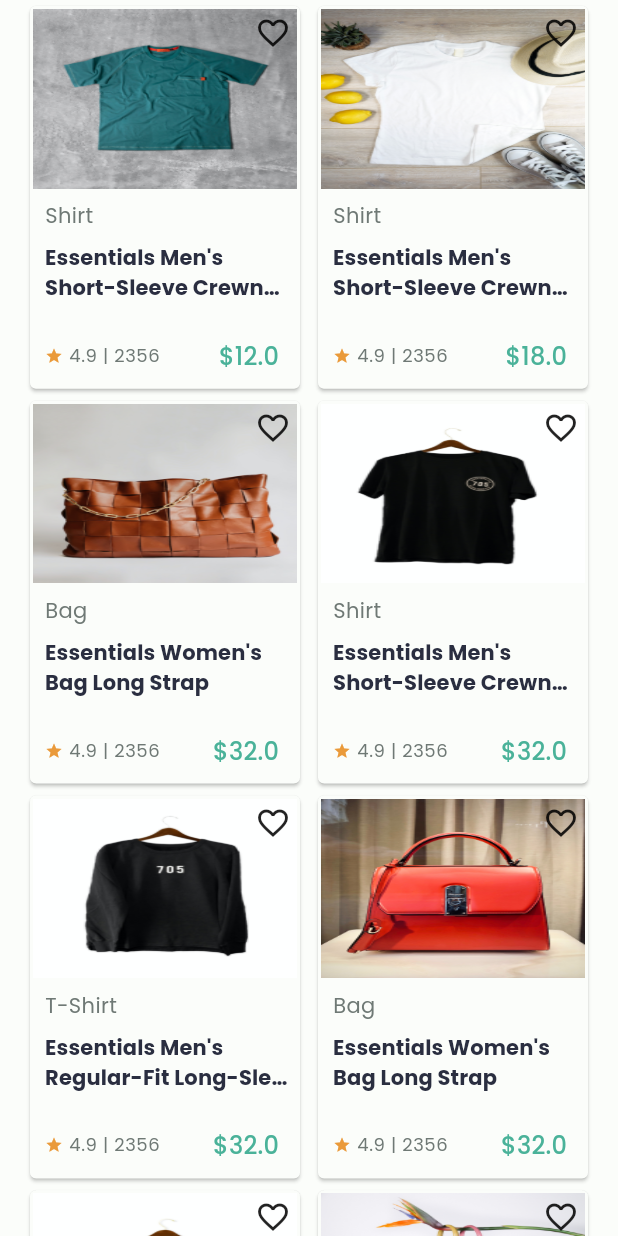
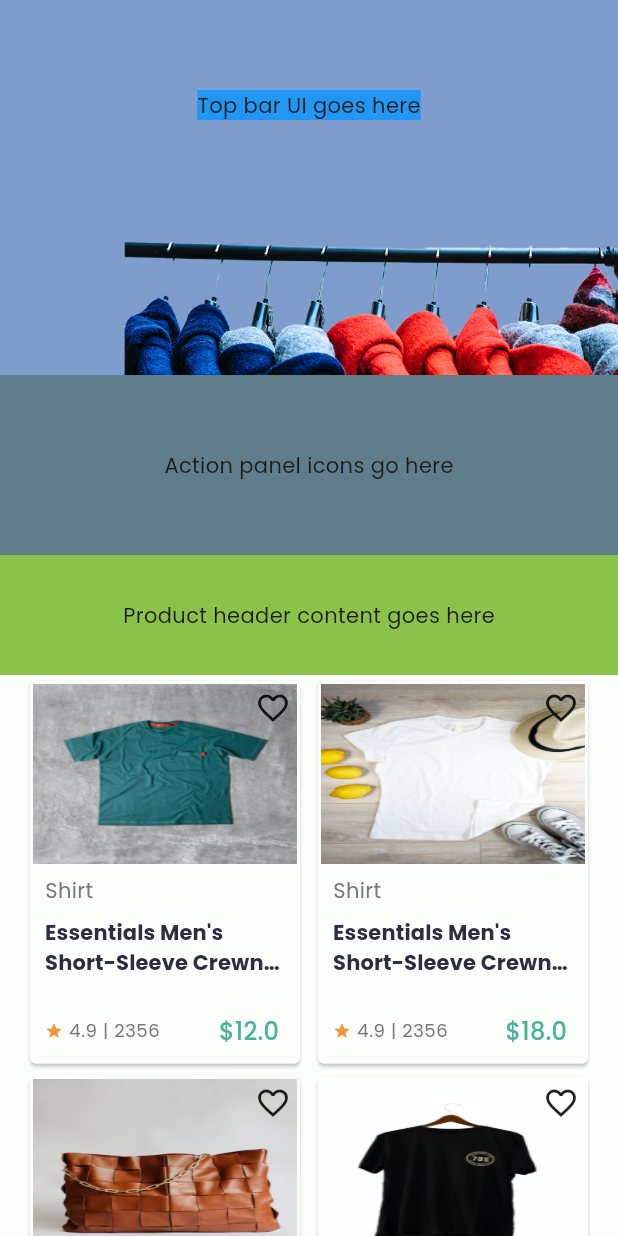
Before and after one commit to doc2dev/tokosmile, a Flutter app: the screen it shows after launch, on a phone screen of 412 x 824 dp. Run offline on Flutter 3.47's test engine with Material 2 defaults, Android fonts, the phone set to English and light mode, and no system bars.

Commit message:
Implement scrolling effects

```diff
--- a/lib/components/product_list.dart
+++ /dev/null
@@ -1,39 +0,0 @@
-import 'package:flutter/cupertino.dart';
-import 'package:tokosmile/components/product_row.dart';
-
-import '../data/data_classes.dart';
-
-class ProductList extends StatelessWidget {
-  final List<Product> products;
-
-  const ProductList({
-    super.key,
-    required this.products,
-  });
-
-  List<List<Product>> getPairs() {
-    var pairs = <List<Product>>[];
-    for (var element in products) {
-      if (pairs.isEmpty) {
-        pairs.add([]);
-      }
-      if (pairs.last.length < 2) {
-        pairs.last.add(element);
-      } else {
-        pairs.add([element]);
-      }
-    }
-    return pairs;
-  }
-
-  @override
-  Widget build(BuildContext context) {
-    var pairs = getPairs();
-    return ListView.builder(
-      itemCount: pairs.length,
-      itemBuilder: (BuildContext context, int index) {
-        return ProductRow(pair: pairs[index]);
-      },
-    );
-  }
-}
--- a/lib/data/data_classes.dart
+++ b/lib/data/data_classes.dart
@@ -21,3 +21,19 @@ class Product {
     required this.category,
   });
 }
+
+class CarouselData {
+  final String hashTag;
+  final String title;
+  final String subtitle;
+  final String imageFile;
+  final String callToAction;
+
+  CarouselData({
+    required this.hashTag,
+    required this.title,
+    required this.subtitle,
+    required this.imageFile,
+    required this.callToAction,
+  });
+}
--- a/lib/data/sample_data.dart
+++ b/lib/data/sample_data.dart
@@ -137,3 +137,20 @@ var sampleProducts = [
     category: "Bag",
   ),
 ];
+
+var sampleCarousel = [
+  CarouselData(
+    hashTag: "#FASHION DAY",
+    title: "80% OFF",
+    subtitle: "Discover fashion that suits to your style",
+    imageFile: "images/carousel_1.png",
+    callToAction: "Check this out",
+  ),
+  CarouselData(
+    hashTag: "#BEAUTYSALE",
+    title: "DISCOVER OUR BEAUTY SELECTION",
+    subtitle: "",
+    imageFile: "images/carousel_2.png",
+    callToAction: "Check this out",
+  ),
+];
--- a/lib/home.dart
+++ b/lib/home.dart
@@ -1,6 +1,10 @@
 import 'package:flutter/material.dart';
-import 'package:tokosmile/components/product_list.dart';
 import 'package:tokosmile/data/sample_data.dart';
+import 'package:tokosmile/ui/carousel/carousel_sliver.dart';
+import 'package:tokosmile/ui/product/product_container.dart';
+import 'package:tokosmile/ui/product/product_header_sliver.dart';
+import 'package:tokosmile/ui/product/product_list.dart';
+import 'package:tokosmile/ui/topbar/topbar.dart';
 
 class MyHomePage extends StatefulWidget {
   const MyHomePage({super.key, required this.title});
@@ -12,12 +16,44 @@ class MyHomePage extends StatefulWidget {
 }
 
 class _MyHomePageState extends State<MyHomePage> {
+  double _scrollProgress = 0.0;
+
+  void _updateScrollProgress(double progress) {
+    setState(() {
+      _scrollProgress = progress;
+    });
+  }
+
   @override
   Widget build(BuildContext context) {
     return Scaffold(
-      body: Container(
-        padding: const EdgeInsets.only(left: 16.0, right: 16.0),
-        child: ProductList(products: sampleProducts),
+      body: Stack(
+        children: [
+          NestedScrollView(
+            headerSliverBuilder: (context, innerBoxIsScrolled) {
+              return [
+                CarouselSliver(
+                  items: sampleCarousel,
+                  onScrollChange: _updateScrollProgress,
+                ),
+              ];
+            },
+            body: ProductList(products: sampleProducts),
+          ),
+          /*CustomScrollView(
+            slivers: [
+              CarouselSliver(
+                items: sampleCarousel,
+                onScrollChange: _updateScrollProgress,
+              ),
+              ProductHeaderSliver(),
+              ProductList(products: sampleProducts),
+            ]
+          ),*/
+          TopBar(
+            alpha: _scrollProgress * 2,
+          ),
+        ],
       ),
     );
   }
--- /dev/null
+++ b/lib/ui/actionpanel/action_panel.dart
@@ -0,0 +1,20 @@
+import 'package:flutter/material.dart';
+import 'package:tokosmile/ui/constants.dart';
+
+class ActionPanel extends StatelessWidget {
+  const ActionPanel({super.key});
+
+  @override
+  Widget build(BuildContext context) {
+    // TODO: implement build
+    return Container(
+      color: Colors.blueGrey,
+      width: MediaQuery.of(context).size.width,
+      height: kActionPanelHeight,
+      child: Center(
+        child: Text("Action panel icons go here"),
+      ),
+    );
+  }
+
+}
--- /dev/null
+++ b/lib/ui/carousel/carousel.dart
@@ -0,0 +1,44 @@
+import 'package:flutter/material.dart';
+import 'package:tokosmile/ui/carousel/carousel_item.dart';
+
+import '../../data/data_classes.dart';
+
+class Carousel extends StatefulWidget {
+  final List<CarouselData> items;
+
+  const Carousel({super.key, required this.items});
+
+  @override
+  State<Carousel> createState() => _CarouselState();
+}
+
+class _CarouselState extends State<Carousel> {
+  late final PageController _controller;
+  late int _currentPage;
+
+  @override
+  void initState() {
+    super.initState();
+    _currentPage = 0;
+    _controller = PageController(
+      initialPage: _currentPage,
+    );
+  }
+
+  @override
+  Widget build(context) {
+    return PageView(
+      controller: _controller,
+      children: [
+        CarouselItem(carouselData: widget.items[0]),
+        CarouselItem(carouselData: widget.items[1]),
+      ],
+    );
+  }
+
+  @override
+  void dispose() {
+    _controller.dispose();
+    super.dispose();
+  }
+}
--- /dev/null
+++ b/lib/ui/carousel/carousel_item.dart
@@ -0,0 +1,29 @@
+import 'package:flutter/material.dart';
+import 'package:tokosmile/data/data_classes.dart';
+
+class CarouselItem extends StatelessWidget {
+  final CarouselData carouselData;
+
+  const CarouselItem({
+    super.key,
+    required this.carouselData,
+  });
+
+  @override
+  Widget build(BuildContext context) {
+    return Stack(
+      children: [
+        SizedBox(
+          width: MediaQuery.of(context).size.width,
+          child: AspectRatio(
+            aspectRatio: 16 / 10,
+            child: Image.asset(
+              carouselData.imageFile,
+              fit: BoxFit.fitWidth,
+            ),
+          ),
+        ),
+      ],
+    );
+  }
+}
--- /dev/null
+++ b/lib/ui/constants.dart
@@ -0,0 +1,4 @@
+const kTopBarHeight = 120.0;
+const kCarouselLimit = 250.0;
+const kActionPanelHeight = 120.0;
+const kProductHeaderHeight = 80.0;
--- /dev/null
+++ b/lib/ui/product/product_header.dart
@@ -0,0 +1,39 @@
+import 'package:flutter/material.dart';
+import 'package:tokosmile/theme/theme.dart';
+import 'package:tokosmile/ui/constants.dart';
+
+class ProductHeader extends StatelessWidget {
+  const ProductHeader({super.key});
+
+  @override
+  Widget build(BuildContext context) {
+    return Container(
+      padding: const EdgeInsets.fromLTRB(16.0, 24.0, 16.0, 24.0),
+      height: kProductHeaderHeight,
+      color: Colors.lightGreen,
+      child: Center(
+        child: Text("Product header content goes here"),
+      ),
+      /*child: Row(
+        mainAxisAlignment: MainAxisAlignment.spaceBetween,
+        children: [
+          Text(
+            "Best Sale Product",
+            style: context.textTheme().titleMedium!.copyWith(
+                  color: context.colors().secondary,
+                ),
+          ),
+          TextButton(
+            style: TextButton.styleFrom(
+              textStyle: context.textTheme().bodyLarge!.copyWith(
+                color: context.colors().primary,
+              ),
+            ),
+            onPressed: () {},
+            child: const Text('See more'),
+          )
+        ],
+      ),*/
+    );
+  }
+}
--- /dev/null
+++ b/lib/ui/product/product_list.dart
@@ -0,0 +1,72 @@
+import 'package:flutter/material.dart';
+
+import '../../data/data_classes.dart';
+import 'product_row.dart';
+
+class ProductList extends StatefulWidget {
+  final List<Product> products;
+
+  const ProductList({super.key, required this.products});
+
+  @override
+  State<StatefulWidget> createState() => _ProductListState();
+}
+
+class _ProductListState extends State<ProductList> {
+  late final ScrollController _scrollController;
+
+  @override
+  void initState() {
+    super.initState();
+    _scrollController = ScrollController();
+    /*_scrollController.addListener(() {
+      print("Current scroll: ${_scrollController.offset}");
+    });*/
+  }
+
+  List<List<Product>> getPairs() {
+    var pairs = <List<Product>>[];
+    for (var element in widget.products) {
+      if (pairs.isEmpty) {
+        pairs.add([]);
+      }
+      if (pairs.last.length < 2) {
+        pairs.last.add(element);
+      } else {
+        pairs.add([element]);
+      }
+    }
+    return pairs;
+  }
+
+  @override
+  Widget build(BuildContext context) {
+    var pairs = getPairs();
+    /*return SliverList(
+      delegate: SliverChildBuilderDelegate(
+        (BuildContext context, int index) {
+          return ProductRow(pair: pairs[index]);
+        },
+        childCount: pairs.length,
+      ),
+    );*/
+    return Container(
+      padding: const EdgeInsets.only(left: 16.0, right: 16.0),
+      child: ListView.builder(
+        physics: NeverScrollableScrollPhysics(),
+        itemCount: pairs.length,
+        shrinkWrap: true,
+        controller: _scrollController,
+        itemBuilder: (BuildContext context, int index) {
+          return ProductRow(pair: pairs[index]);
+        },
+      ),
+    );
+  }
+
+  @override
+  void dispose() {
+    _scrollController.dispose();
+    super.dispose();
+  }
+}
--- a/lib/components/product_row.dart
+++ b/lib/ui/product/product_row.dart
@@ -1,7 +1,7 @@
-import 'package:flutter/cupertino.dart';
-import 'package:tokosmile/components/product_item.dart';
+import 'package:flutter/material.dart';
 
-import '../data/data_classes.dart';
+import '../../data/data_classes.dart';
+import 'product_item.dart';
 
 class ProductRow extends StatelessWidget {
   final List<Product> pair;
--- /dev/null
+++ b/lib/ui/topbar/topbar.dart
@@ -0,0 +1,31 @@
+import 'dart:math';
+
+import 'package:flutter/material.dart';
+import 'package:tokosmile/theme/theme.dart';
+
+class TopBar extends StatelessWidget {
+  final double alpha;
+
+  const TopBar({super.key, required this.alpha});
+
+  @override
+  Widget build(BuildContext context) {
+    var opacity = min(alpha, 1.0);
+    return Container(
+      color: context.colors().background.withOpacity(opacity),
+      height: 120,
+      child: Column(
+        children: [
+          SizedBox(
+            height: 60,
+            width: MediaQuery.of(context).size.width,
+          ),
+          Container(
+            color: Colors.blue,
+            child: Text("Top bar UI goes here"),
+          )
+        ],
+      ),
+    );
+  }
+}
```
Also changed, not shown: lib/ui/carousel/carousel_sliver.dart (added, +79 -0 lines), lib/ui/product/product_container.dart (added, +21 -0 lines), lib/ui/product/product_header_sliver.dart (added, +38 -0 lines), lib/ui/product/product_item.dart (renamed from lib/components/product_item.dart).
